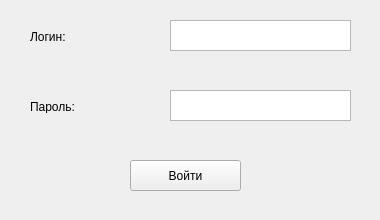
Variasko/pyqtMedicalApp, file ui/login.ui: the form before one commit.
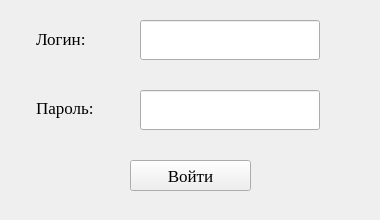
The form after the commit.

The edit to the form file:
```diff
--- a/ui/login.ui
+++ b/ui/login.ui
@@ -26,41 +26,21 @@
    <string>MainWindow</string>
   </property>
   <widget class="QWidget" name="centralwidget">
-   <widget class="QTextEdit" name="loginEnter">
-    <property name="geometry">
-     <rect>
-      <x>170</x>
-      <y>20</y>
-      <width>181</width>
-      <height>31</height>
-     </rect>
-    </property>
-    <property name="styleSheet">
-     <string notr="true">font: 13pt &quot;Times New Roman&quot;;</string>
-    </property>
-   </widget>
-   <widget class="QTextEdit" name="passwordEdit">
-    <property name="geometry">
-     <rect>
-      <x>170</x>
-      <y>90</y>
-      <width>181</width>
-      <height>31</height>
-     </rect>
-    </property>
-    <property name="styleSheet">
-     <string notr="true">font: 13pt &quot;Times New Roman&quot;;</string>
-    </property>
-   </widget>
    <widget class="QLabel" name="loginLabel">
     <property name="geometry">
      <rect>
-      <x>30</x>
-      <y>30</y>
-      <width>47</width>
-      <height>13</height>
+      <x>36</x>
+      <y>23</y>
+      <width>81</width>
+      <height>31</height>
      </rect>
     </property>
+    <property name="font">
+     <font>
+      <family>Times New Roman</family>
+      <pointsize>13</pointsize>
+     </font>
+    </property>
     <property name="text">
      <string>Логин:</string>
     </property>
@@ -68,12 +48,18 @@
    <widget class="QLabel" name="passwordLabel">
     <property name="geometry">
      <rect>
-      <x>30</x>
-      <y>100</y>
-      <width>47</width>
-      <height>13</height>
+      <x>36</x>
+      <y>92</y>
+      <width>81</width>
+      <height>31</height>
      </rect>
     </property>
+    <property name="font">
+     <font>
+      <family>Times New Roman</family>
+      <pointsize>13</pointsize>
+     </font>
+    </property>
     <property name="text">
      <string>Пароль:</string>
     </property>
@@ -83,14 +69,52 @@
      <rect>
       <x>130</x>
       <y>160</y>
-      <width>111</width>
+      <width>121</width>
       <height>31</height>
      </rect>
     </property>
+    <property name="font">
+     <font>
+      <family>Times New Roman</family>
+      <pointsize>13</pointsize>
+     </font>
+    </property>
     <property name="text">
      <string>Войти</string>
     </property>
    </widget>
+   <widget class="QLineEdit" name="loginEdit">
+    <property name="geometry">
+     <rect>
+      <x>140</x>
+      <y>20</y>
+      <width>180</width>
+      <height>40</height>
+     </rect>
+    </property>
+    <property name="font">
+     <font>
+      <family>Times New Roman</family>
+      <pointsize>13</pointsize>
+     </font>
+    </property>
+   </widget>
+   <widget class="QLineEdit" name="passwordEdit">
+    <property name="geometry">
+     <rect>
+      <x>140</x>
+      <y>90</y>
+      <width>180</width>
+      <height>40</height>
+     </rect>
+    </property>
+    <property name="font">
+     <font>
+      <family>Times New Roman</family>
+      <pointsize>13</pointsize>
+     </font>
+    </property>
+   </widget>
   </widget>
  </widget>
  <resources/>
```
Left out of the diff: 2 changed lines with no effect on the pictures.
